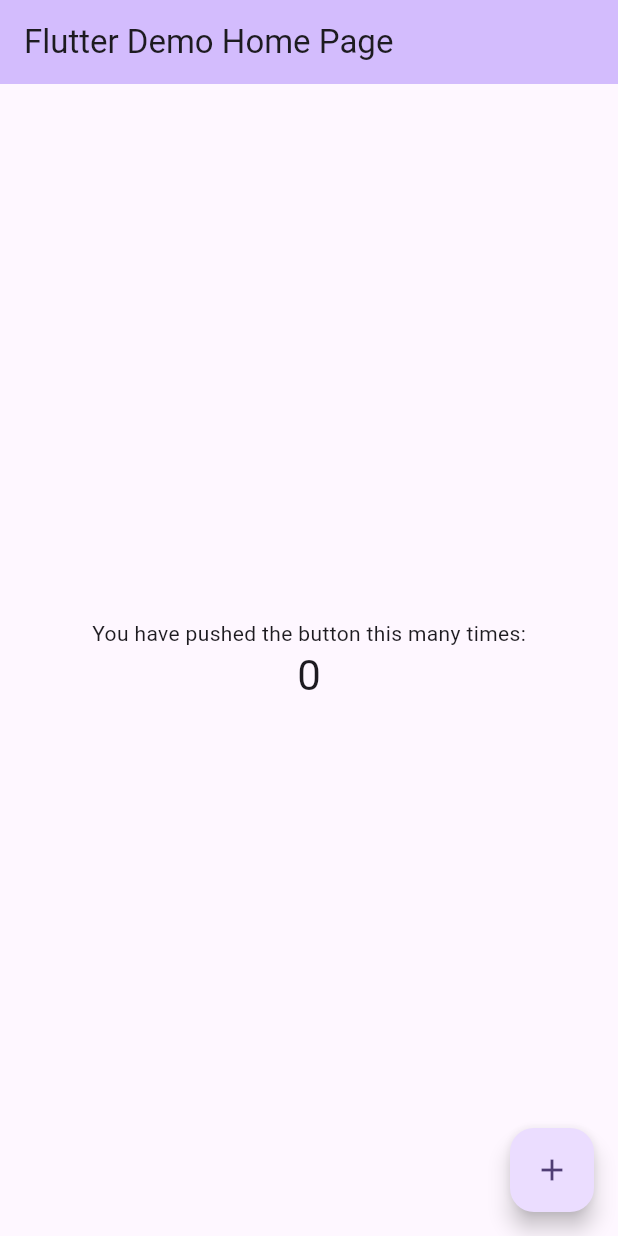
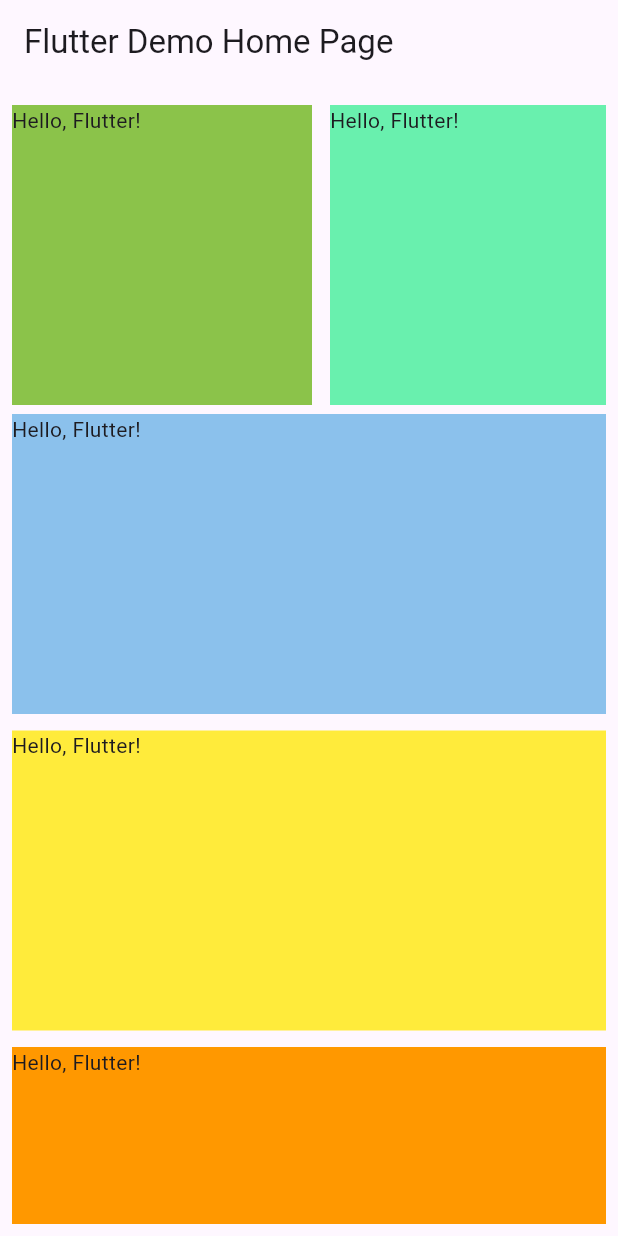
Before and after one commit to Farhan-labib/Flutter-Practice-, a Flutter app: the screen it shows after launch, on a phone screen of 412 x 824 dp. Run offline on Flutter 3.47's test engine with Material 3 defaults, Android fonts, the phone set to English and light mode, and no system bars.

Commit message:
container and styling

```diff
--- a/lib/main.dart
+++ b/lib/main.dart
@@ -7,116 +7,117 @@ void main() {
 class MyApp extends StatelessWidget {
   const MyApp({super.key});
 
-  // This widget is the root of your application.
   @override
   Widget build(BuildContext context) {
     return MaterialApp(
       title: 'Flutter Demo',
       theme: ThemeData(
-        // This is the theme of your application.
-        //
-        // TRY THIS: Try running your application with "flutter run". You'll see
-        // the application has a purple toolbar. Then, without quitting the app,
-        // try changing the seedColor in the colorScheme below to Colors.green
-        // and then invoke "hot reload" (save your changes or press the "hot
-        // reload" button in a Flutter-supported IDE, or press "r" if you used
-        // the command line to start the app).
-        //
-        // Notice that the counter didn't reset back to zero; the application
-        // state is not lost during the reload. To reset the state, use hot
-        // restart instead.
-        //
-        // This works for code too, not just values: Most code changes can be
-        // tested with just a hot reload.
-        colorScheme: .fromSeed(seedColor: Colors.deepPurple),
+        colorScheme: ColorScheme.fromSeed(seedColor: Colors.deepPurple),
       ),
-      home: const MyHomePage(title: 'Flutter Demo Home Page'),
+      home: const MyHomePage(),
     );
   }
 }
 
-class MyHomePage extends StatefulWidget {
-  const MyHomePage({super.key, required this.title});
-
-  // This widget is the home page of your application. It is stateful, meaning
-  // that it has a State object (defined below) that contains fields that affect
-  // how it looks.
-
-  // This class is the configuration for the state. It holds the values (in this
-  // case the title) provided by the parent (in this case the App widget) and
-  // used by the build method of the State. Fields in a Widget subclass are
-  // always marked "final".
-
-  final String title;
-
-  @override
-  State<MyHomePage> createState() => _MyHomePageState();
-}
-
-class _MyHomePageState extends State<MyHomePage> {
-  int _counter = 0;
-
-  void _incrementCounter() {
-    setState(() {
-      // This call to setState tells the Flutter framework that something has
-      // changed in this State, which causes it to rerun the build method below
-      // so that the display can reflect the updated values. If we changed
-      // _counter without calling setState(), then the build method would not be
-      // called again, and so nothing would appear to happen.
-      _counter++;
-    });
-  }
+class MyHomePage extends StatelessWidget {
+  const MyHomePage({super.key});
 
   @override
   Widget build(BuildContext context) {
-    // This method is rerun every time setState is called, for instance as done
-    // by the _incrementCounter method above.
-    //
-    // The Flutter framework has been optimized to make rerunning build methods
-    // fast, so that you can just rebuild anything that needs updating rather
-    // than having to individually change instances of widgets.
     return Scaffold(
       appBar: AppBar(
-        // TRY THIS: Try changing the color here to a specific color (to
-        // Colors.amber, perhaps?) and trigger a hot reload to see the AppBar
-        // change color while the other colors stay the same.
-        backgroundColor: Theme.of(context).colorScheme.inversePrimary,
-        // Here we take the value from the MyHomePage object that was created by
-        // the App.build method, and use it to set our appbar title.
-        title: Text(widget.title),
+        title: const Text('Flutter Demo Home Page'),
       ),
-      body: Center(
-        // Center is a layout widget. It takes a single child and positions it
-        // in the middle of the parent.
-        child: Column(
-          // Column is also a layout widget. It takes a list of children and
-          // arranges them vertically. By default, it sizes itself to fit its
-          // children horizontally, and tries to be as tall as its parent.
-          //
-          // Column has various properties to control how it sizes itself and
-          // how it positions its children. Here we use mainAxisAlignment to
-          // center the children vertically; the main axis here is the vertical
-          // axis because Columns are vertical (the cross axis would be
-          // horizontal).
-          //
-          // TRY THIS: Invoke "debug painting" (choose the "Toggle Debug Paint"
-          // action in the IDE, or press "p" in the console), to see the
-          // wireframe for each widget.
-          mainAxisAlignment: .center,
-          children: [
-            const Text('You have pushed the button this many times:'),
-            Text(
-              '$_counter',
-              style: Theme.of(context).textTheme.headlineMedium,
+      body:
+        Padding(
+          padding: const EdgeInsets.all(8.0),
+          child: SingleChildScrollView(
+            child: Column(
+              children: [
+                SingleChildScrollView(
+                  scrollDirection: Axis.horizontal,
+                  child: Row(
+                    children: [
+                      Container(
+                        margin: const EdgeInsets.only(right:6),
+                        height: 200,
+                        width: 200,
+                        color: Colors.lightGreen,
+                        child: const Text("Hello, Flutter!"),
+                            ),
+
+                      Container(
+                        margin: const EdgeInsets.all(6),
+                        height: 200,
+                        width: 200,
+                        color: Colors.greenAccent,
+                        child: const Text("Hello, Flutter!"),
+                            ),
+
+                      Container(
+                        margin: const EdgeInsets.all(6),
+                        height: 200,
+                        width: 200,
+                        color: Colors.blueGrey,
+                        child: const Text("Hello, Flutter!"),
+                            ),
+
+                      Container(
+                        margin: const EdgeInsets.only(left: 6),
+                        height: 200,
+                        width: 200,
+                        color: Colors.teal,
+                        child: const Text("Hello, Flutter!"),
+                            ),
+                    ],
+                  ),
+                ),
+
+                Container(
+                  margin: const EdgeInsets.only(bottom: 11),
+                  height: 200,
+                  width: double.infinity,
+                  color: const Color.fromARGB(255, 139, 193, 236),
+                  child: const Text("Hello, Flutter!"),
+                      ),
+
+                Container(
+                  margin: const EdgeInsets.only(bottom: 11),
+                  height: 200,
+                  width: double.infinity,
+                  color: Colors.yellow,
+                  child: const Text("Hello, Flutter!"),
+                      ),
+
+                Container(
+                  margin: const EdgeInsets.only(bottom: 11),
+                  height: 200,
+                  width: double.infinity,
+                  color: Colors.orange,
+                  child: const Text("Hello, Flutter!"),
+                      ),
+
+                Container(
+                  margin: const EdgeInsets.only(bottom: 11),
+                  height: 200,
+                  width: double.infinity,
+                  color: Colors.deepOrange,
+                  child: const Text("Hello, Flutter!"),
+                      ),
+
+                Container(
+                  margin: const EdgeInsets.only(bottom: 11),
+                  height: 200,
+                  width: double.infinity,
+                  color: Colors.grey,
+                  child: const Text("Hello, Flutter!"),
+                      ),
+
+
+              ],
             ),
-          ],
+          ),
         ),
-      ),
-      floatingActionButton: FloatingActionButton(
-        onPressed: _incrementCounter,
-        tooltip: 'Increment',
-        child: const Icon(Icons.add),
-      ),
     );
   }
 }
```
